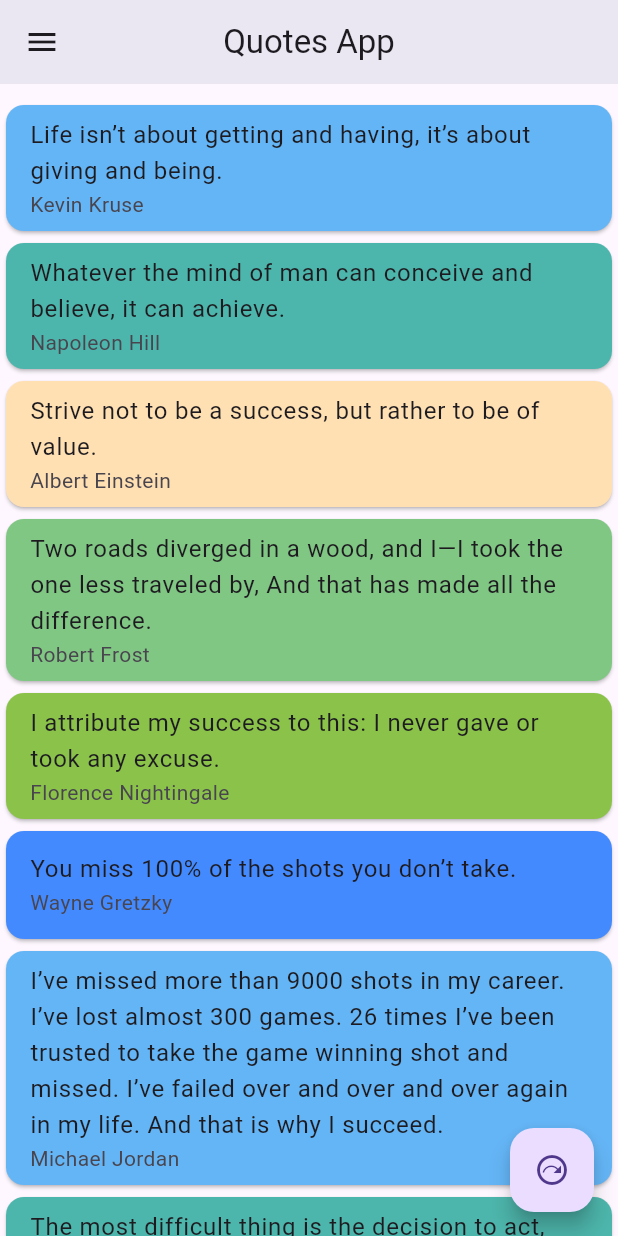
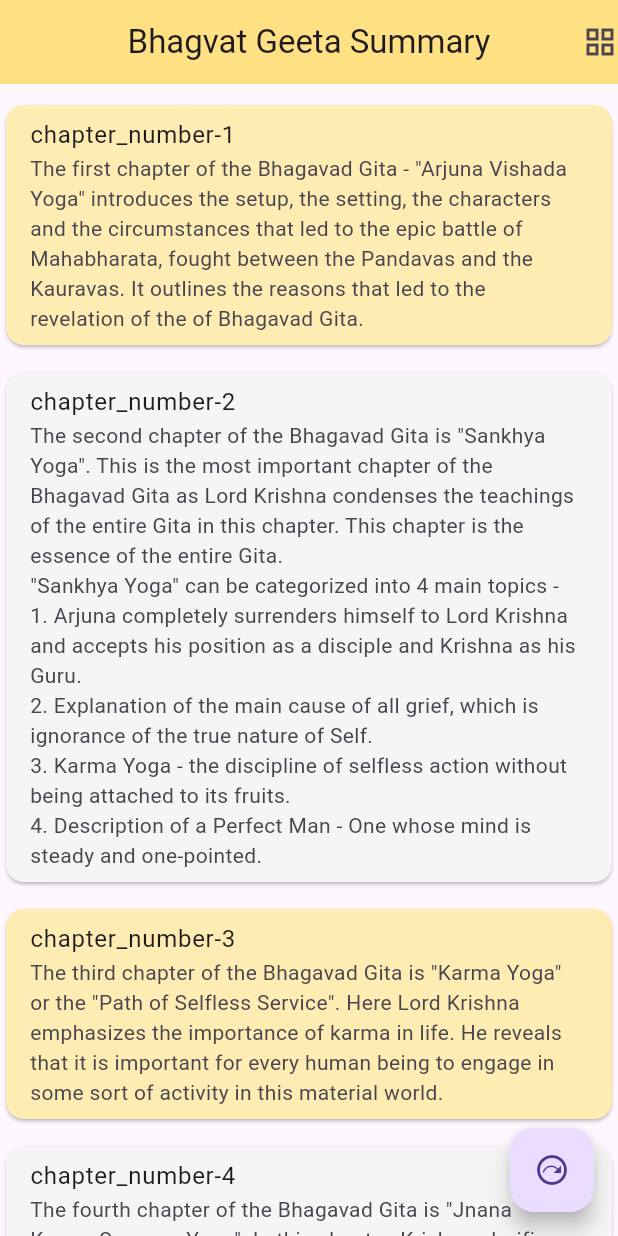
Before and after one commit to Krupaparmar30/quotes_app_daliy_task, a Flutter app: the screen it shows after launch, on a phone screen of 412 x 824 dp. Run offline on Flutter 3.47's test engine with Material 3 defaults, Android fonts, the phone set to English and light mode, and no system bars.

Commit message:
3/6/2024 krupa 3-6-2024 5/6/2024

```diff
--- a/lib/main.dart
+++ b/lib/main.dart
@@ -1,4 +1,5 @@
 import 'package:flutter/material.dart';
+import 'package:quotes_app_daliy_task/screens/TodallView/todallView.dart';
 import 'package:quotes_app_daliy_task/screens/rendom/rendom.dart';
 void main()
 {
@@ -12,7 +13,8 @@ class myApp extends StatelessWidget {
     return MaterialApp(
       debugShowCheckedModeBanner: false,
       routes: {
-        '/':(context) => homePage(),
+        // '/':(context) => homePage(),
+        '/':(context) => todalView(),
       },
     );
   }
--- /dev/null
+++ b/lib/screens/TodallView/todallView.dart
@@ -0,0 +1,118 @@
+import 'dart:math';
+
+import 'package:flutter/cupertino.dart';
+import 'package:flutter/material.dart';
+import 'package:flutter/services.dart';
+import 'package:quotes_app_daliy_task/utils/geeta_only_Short_shloksh/LIST.dart';
+import 'package:quotes_app_daliy_task/utils/geeta_only_short_sholkshModel/shlokModel.dart';
+
+shlokModel? ShlokModel;
+bool cheak = false;
+
+class todalView extends StatefulWidget {
+  const todalView({super.key});
+
+  @override
+  State<todalView> createState() => _todalViewState();
+}
+
+class _todalViewState extends State<todalView> {
+  @override
+  void initState() {
+    ShlokModel = shlokModel.toList(ShlokList);
+    super.initState();
+  }
+
+  Widget build(BuildContext context) {
+    SystemChrome.setSystemUIOverlayStyle(
+        SystemUiOverlayStyle(
+          statusBarColor: Colors.grey.shade200,
+
+        )
+
+    );
+    SystemChrome.setPreferredOrientations([
+      // DeviceOrientation.landscapeLeft,DeviceOrientation.landscapeRight
+    ]);
+    return SafeArea(
+      child: Scaffold(
+        appBar: AppBar(
+          centerTitle: true,
+          backgroundColor: Colors.amber.shade200,
+          title: Text('Bhagvat Geeta Summary'),
+          actions: [
+            GestureDetector(
+              onTap: () {
+                setState(() {
+                  cheak = !cheak;
+                });
+              },
+              child: Padding(
+                padding: EdgeInsets.only(left: 20),
+                child: Icon(
+                  cheak ? Icons.list : Icons.grid_view,
+                ),
+              ),
+            )
+          ],
+        ),
+        body: (cheak)
+            ? GridView.builder(
+          itemCount:18,
+                gridDelegate: SliverGridDelegateWithFixedCrossAxisCount(
+                    crossAxisCount: 2, childAspectRatio: 9 / 25,
+
+
+                ),
+                itemBuilder: (context, index) => Card(
+
+
+                  color: colorList[index % colorList.length],
+                  child: ListTile(
+                    title: Text(ShlokModel!.ShlokList[index].chapter_number!),
+                    subtitle: Text(ShlokModel!.ShlokList[index].chapter_summary!),
+                  ),
+                ),
+              )
+            : ListView.builder(
+                physics: BouncingScrollPhysics(),
+          itemCount: 18,
+                itemBuilder: (context, index) => Column(children: [
+                  SizedBox(
+                    height: 10,
+                  ),
+                  // ...List.generate(
+                  //     ShlokModel!.ShlokList.length,
+                  //     (index) =>
+          Card(
+                            color: colorList[index % colorList.length],
+                            child: ListTile(
+                              title: Text(
+                                  ShlokModel!.ShlokList[index].chapter_number!),
+                              subtitle: Text(
+                                  ShlokModel!.ShlokList[index].chapter_summary!),
+                            ),
+                          )
+                  //),
+                ]),
+              ),
+        floatingActionButton: FloatingActionButton(
+          onPressed: () {
+            Random random = Random();
+
+            int x = random.nextInt(ShlokModel!.ShlokList.length);
+            showDialog(
+              context: context,
+              builder: (context) => AlertDialog(
+                backgroundColor: colorList[x % colorList.length],
+                title: Text(ShlokModel!.ShlokList[x].chapter_number!),
+                content: Text(ShlokModel!.ShlokList[x].chapter_summary!),
+              ),
+            );
+          },
+          child: Icon(Icons.next_plan_outlined),
+        ),
+      ),
+    );
+  }
+}
--- /dev/null
+++ b/lib/utils/geeta_only_Short_shloksh/LIST.dart
@@ -0,0 +1,99 @@
+import 'package:flutter/material.dart';
+
+
+List ShlokList = [
+  {
+    "chapter_number": "chapter_number-1",
+    "chapter_summary":
+        "The first chapter of the Bhagavad Gita - \"Arjuna Vishada Yoga\" introduces the setup, the setting, the characters and the circumstances that led to the epic battle of Mahabharata, fought between the Pandavas and the Kauravas. It outlines the reasons that led to the revelation of the of Bhagavad Gita.",
+  },
+  {
+    "chapter_number": "chapter_number-2",
+    "chapter_summary":
+        "The second chapter of the Bhagavad Gita is \"Sankhya Yoga\". This is the most important chapter of the Bhagavad Gita as Lord Krishna condenses the teachings of the entire Gita in this chapter. This chapter is the essence of the entire Gita. \n\"Sankhya Yoga\" can be categorized into 4 main topics - \n1. Arjuna completely surrenders himself to Lord Krishna and accepts his position as a disciple and Krishna as his Guru.\n2. Explanation of the main cause of all grief, which is ignorance of the true nature of Self.\n3. Karma Yoga - the discipline of selfless action without being attached to its fruits.\n4. Description of a Perfect Man - One whose mind is steady and one-pointed.",
+  },
+  {
+    "chapter_number": "chapter_number-3",
+    "chapter_summary":
+        "The third chapter of the Bhagavad Gita is \"Karma Yoga\" or the \"Path of Selfless Service\". Here Lord Krishna emphasizes the importance of karma in life. He reveals that it is important for every human being to engage in some sort of activity in this material world.",
+  },
+  {
+    "chapter_number": "chapter_number-4",
+    "chapter_summary":
+        "The fourth chapter of the Bhagavad Gita is \"Jnana Karma Sanyasa Yoga\". In this chapter, Krishna glorifies the Karma Yoga and imparts the Transcendental Knowledge (the knowledge of the soul and the Ultimate Truth) to Arjuna. He reveals the reason behind his appearance in this material world.",
+  },
+  {
+    "chapter_number": "chapter_number-5",
+    "chapter_summary":
+        "The fifth chapter of the Bhagavad Gita is \"Karma Sanyasa Yoga\". In this chapter, Krishna compares the paths of renunciation in actions (Karma Sanyas) and actions with detachment (Karma Yoga) and explains that both are means to reach the same goal and we can choose either. ",
+  },
+  {
+    "chapter_number": "chapter_number-6",
+    "chapter_summary":
+        "The sixth chapter of the Bhagavad Gita is \"Dhyana Yoga\". In this chapter, Krishna reveals the \"Yoga of Meditation\" and how to practise this Yoga. He discusses the role of action in preparing for Meditation, how performing duties in devotion purifies one's mind and heightens one's spiritual consciousness.",
+  },
+  {
+    "chapter_number": "chapter_number-7",
+    "chapter_summary":
+        "The seventh chapter of the Bhagavad Gita is \"Gyaan Vigyana Yoga \". In this chapter, Krishna reveals that he is the Supreme Truth, the principal cause and the sustaining force of everything. He reveals his illusionary energy in this material world called Maya, which is very difficult to overcome but those who surrender their minds unto Him attain Him easily.",
+  },
+  {
+    "chapter_number": "chapter_number-8",
+    "chapter_summary":
+        "The eighth chapter of the Bhagavad Gita is \"Akshara Brahma Yoga\". In this chapter, Krishna reveals the importance of the last thought before death. If we can remember Krishna at the time of death, we will certainly attain him. Thus, it is very important to be in constant awareness of the Lord at all times, thinking of Him and chanting His names at all times.",
+  },
+  {
+    "chapter_number": "chapter_number-9",
+    "chapter_summary":
+        "The ninth chapter of the Bhagavad Gita is \"Raja Vidya Yoga\". In this chapter, Krishna explains that He is Supreme and how this material existence is created, maintained and destroyed by His Yogmaya and all beings come and go under his supervision. He reveals the Role and the Importance of Bhakti (transcendental devotional service) towards our Spiritual Awakening.",
+  },
+  {
+    "chapter_number": "chapter_number-10",
+    "chapter_summary":
+        "The tenth chapter of the Bhagavad Gita is \"Vibhooti Yoga\". In this chapter, Krishna reveals Himself as the cause of all causes. He describes His various manifestations and opulences in order to increase Arjuna's Bhakti. Arjuna is fully convinced of Lord's paramount position and proclaims him to be the Supreme Personality. He prays to Krishna to describe more of His divine glories which are like nectar to hear.",
+  },
+  {
+    "chapter_number": "chapter_number-11",
+    "chapter_summary":
+        "The eleventh chapter of the Bhagavad Gita is \"Vishwaroopa Darshana Yoga\". In this chapter, Arjuna requests Krishna to reveal His Universal Cosmic Form that encompasses all the universes, the entire existence. Arjuna is granted divine vision to be able to see the entirety of creation in the body of the Supreme Lord Krishna.",
+  },
+  {
+    "chapter_number": "chapter_number-12",
+    "chapter_summary":
+        "The twelfth chapter of the Bhagavad Gita is \"Bhakti Yoga\". In this chapter, Krishna emphasizes the superiority of Bhakti Yoga (the path of devotion) over all other types of spiritual disciplines and reveals various aspects of devotion. He further explains that the devotees who perform pure devotional service to Him, with their consciousness, merged in Him and all their actions dedicated to Him.",
+  },
+  {
+    "chapter_number": "chapter_number-13",
+    "chapter_summary":
+        "The thirteenth chapter of the Bhagavad Gita is \"Ksetra Ksetrajna Vibhaaga Yoga\". The word \"kshetra\" means \"the field\", and the \"kshetrajna\" means \"the knower of the field\". We can think of our material body as the field and our immortal soul as the knower of the field. In this chapter, Krishna discriminates between the physical body and the immortal soul.",
+  },
+  {
+    "chapter_number": "chapter_number-14",
+    "chapter_summary":
+        "The fourteenth chapter of the Bhagavad Gita is \"Gunatraya Vibhaga Yoga\". In this chapter, Krishna reveals the three gunas (modes) of the material nature - goodness, passion and ignorance which everything in the material existence is influenced by. He further explains the essential characteristics of each of these modes, their cause and how they influence a living entity affected by them.",
+  },
+  {
+    "chapter_number": "chapter_number-15",
+    "chapter_summary":
+        "The fifteenth chapter of the Bhagavad Gita is \"Purushottama Yoga\". In Sanskrit, Purusha means the \"All-pervading God\", and Purushottam means the timeless & transcendental aspect of God.        Krishna reveals that the purpose of this Transcendental knowledge of the God is to detach ourselves from the bondage of the material world and to understand Krishna as the Supreme Divine Personality.",
+  },
+  {
+    "chapter_number": "chapter_number-16",
+    "chapter_summary":
+        "The sixteenth chapter of the Bhagavad Gita is \"Daivasura Sampad Vibhaga Yoga\". In this chapter, Krishna describes explicitly the two kinds of natures among human beings - divine and demoniac. Those who possess demonaic qualities associate themselves with the modes of passion and ignorance do not follow the regulations of the scriptures and embrace materialistic views. These people attain lower births and further material bondage. ",
+  },
+  {
+    "chapter_number": "chapter_number-17",
+    "chapter_summary":
+        "The seventeenth chapter of the Bhagavad Gita is \"Sraddhatraya Vibhaga Yoga\". In this chapter, Krishna describes the three types of faith corresponding to the three modes of the material nature. Lord Krishna further reveals that it is the nature of faith that determines the quality of life and the character of living entities. ",
+  },
+  {
+    "chapter_number": "chapter_number-18",
+    "chapter_summary":
+        "The eighteenth chapter of the Bhagavad Gita is \"Moksha Sanyas Yoga\". Arjuna requests the Lord to explain the difference between the two types of renunciations - sanyaas and tyaag. If we always remember Him, keep chanting His name and dedicate all our actions unto Him, take refuge in Him and make Him our Supreme goal, then by His grace, we will surely overcome all obstacles and difficulties and be freed from this cycle of birth and death.",
+  }
+];
+List colorList=[
+  Colors.amber.shade100,
+  Colors.grey.shade100
+];
--- /dev/null
+++ b/lib/utils/geeta_only_short_sholkshModel/shlokModel.dart
@@ -0,0 +1,19 @@
+class shlokModel{
+  String? chapter_number;
+  String? chapter_summary;
+
+  shlokModel({this.chapter_number,this.chapter_summary});
+
+  factory shlokModel.fromshlok(Map s1)
+  {
+    return shlokModel(chapter_number: s1['chapter_number'],chapter_summary: s1['chapter_summary']);
+  }
+  List<shlokModel> ShlokList=[];
+  shlokModel.toList(List l1)
+  {
+    for(int i=0;i<18;i++)
+      {
+        ShlokList.add(shlokModel.fromshlok(l1[i]));
+      }
+  }
+}
```
